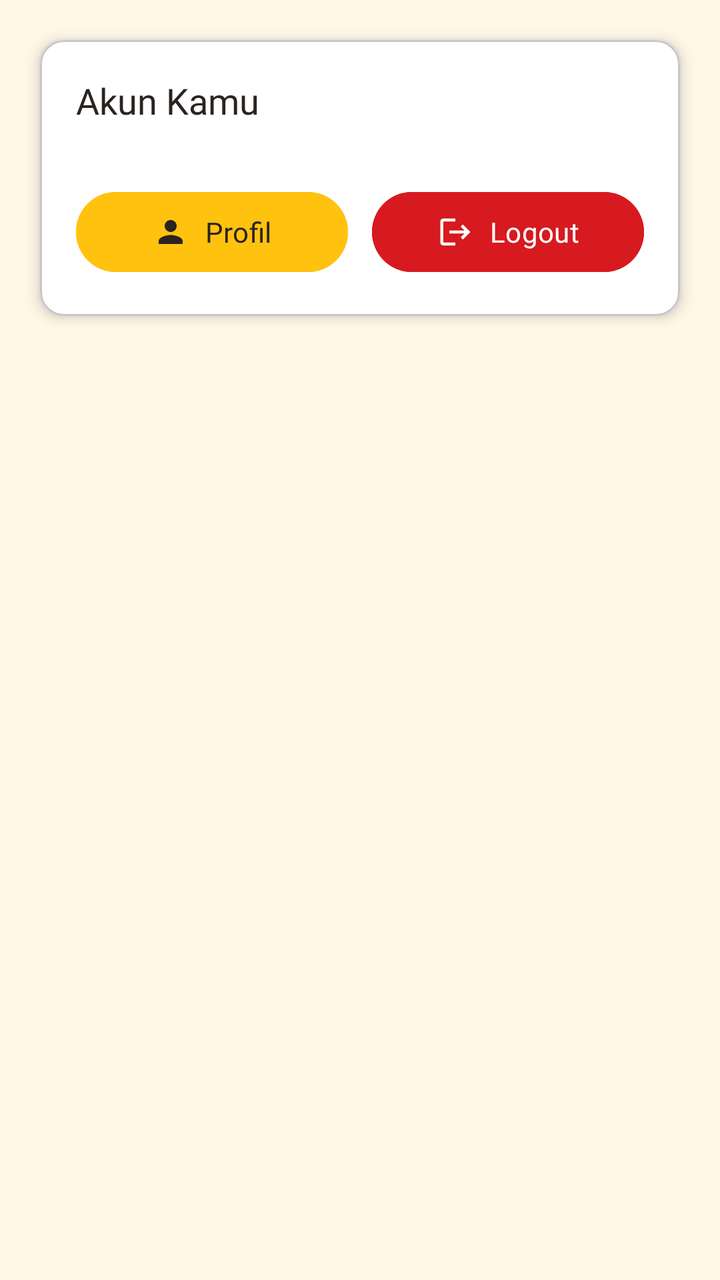
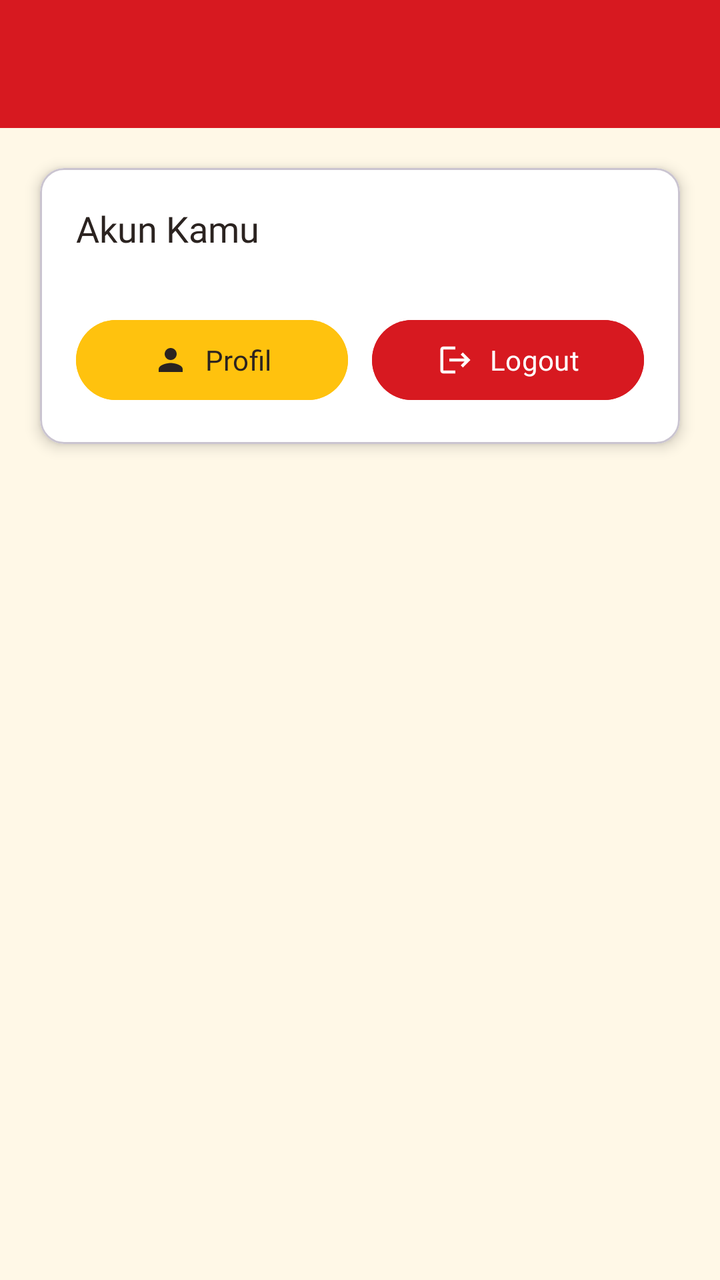

Before-and-after screenshots of an Android layout around one commit, followed by the original layout XML and the change that was made.
<!-- AndroidManifest.xml: application theme Theme.ADTNabati -->
<!-- res/layout/fragment_akun.xml -->
<?xml version="1.0" encoding="utf-8"?>
<androidx.constraintlayout.widget.ConstraintLayout xmlns:android="http://schemas.android.com/apk/res/android"
    xmlns:app="http://schemas.android.com/apk/res-auto"
    xmlns:tools="http://schemas.android.com/tools"
    android:layout_width="match_parent"
    android:layout_height="match_parent"
    android:background="@color/krem"
    tools:context=".Akun.AkunFragment">

    
    <com.google.android.material.card.MaterialCardView
        android:id="@+id/cardAkun"
        android:layout_width="0dp"
        android:layout_height="wrap_content"
        android:layout_marginTop="20dp"
        android:layout_marginStart="20dp"
        android:layout_marginEnd="20dp"
        app:layout_constraintTop_toTopOf="parent"
        app:layout_constraintStart_toStartOf="parent"
        app:layout_constraintEnd_toEndOf="parent"
        android:backgroundTint="@color/white"
        app:cardElevation="4dp">

        <androidx.constraintlayout.widget.ConstraintLayout
            android:layout_width="match_parent"
            android:layout_height="wrap_content"
            android:layout_margin="18dp">

            <TextView
                android:id="@+id/textAkunTitle"
                android:layout_width="0dp"
                android:layout_height="wrap_content"
                android:text="@string/akun_title"
                android:textSize="18sp"
                android:textColor="@color/tinta"
                android:fontFamily="@font/baloo2_extrabold"
                app:layout_constraintTop_toTopOf="parent"
                app:layout_constraintStart_toStartOf="parent"
                app:layout_constraintEnd_toEndOf="parent" />

            <TextView
                android:id="@+id/textAkunDesc"
                android:layout_width="0dp"
                android:layout_height="wrap_content"
                android:textSize="13sp"
                android:textColor="@color/abu_gelap"
                android:fontFamily="@font/jakarta_regular"
                app:layout_constraintTop_toBottomOf="@id/textAkunTitle"
                app:layout_constraintStart_toStartOf="parent"
                app:layout_constraintEnd_toEndOf="parent" />

            <Button
                android:id="@+id/btnProfil"
                android:layout_width="0dp"
                android:layout_height="wrap_content"
                android:layout_marginTop="12dp"
                android:layout_marginEnd="6dp"
                android:text="@string/btn_profil"
                android:textColor="@color/tinta"
                android:fontFamily="@font/jakarta_bold"
                android:backgroundTint="@color/kuning_nabati"
                app:icon="@drawable/ic_person"
                app:iconTint="@color/tinta"
                app:iconGravity="textStart"
                app:layout_constraintTop_toBottomOf="@id/textAkunDesc"
                app:layout_constraintStart_toStartOf="parent"
                app:layout_constraintEnd_toStartOf="@id/btnLogout" />

            <Button
                android:id="@+id/btnLogout"
                android:layout_width="0dp"
                android:layout_height="wrap_content"
                android:layout_marginStart="6dp"
                android:text="@string/btn_logout"
                android:textColor="@color/white"
                android:fontFamily="@font/jakarta_bold"
                android:backgroundTint="@color/merah_nabati"
                app:icon="@drawable/ic_logout"
                app:iconGravity="textStart"
                app:layout_constraintTop_toTopOf="@id/btnProfil"
                app:layout_constraintStart_toEndOf="@id/btnProfil"
                app:layout_constraintEnd_toEndOf="parent" />

        </androidx.constraintlayout.widget.ConstraintLayout>

    </com.google.android.material.card.MaterialCardView>
</androidx.constraintlayout.widget.ConstraintLayout>
<!-- resources referenced by this layout -->
<resources>
  <color name="abu_gelap">#364A5F</color>
  <color name="krem">#FFF8E7</color>
  <color name="kuning_nabati">#FFC20E</color>
  <color name="merah_nabati">#D71920</color>
  <color name="tinta">#2B2320</color>
  <color name="white">#FFFFFFFF</color>
  <!-- drawable ic_logout (drawable) -->
  <?xml version="1.0" encoding="utf-8"?>
  <vector xmlns:android="http://schemas.android.com/apk/res/android"
      android:width="24dp"
      android:height="24dp"
      android:viewportWidth="24"
      android:viewportHeight="24">
      <path
          android:fillColor="#FFFFFF"
          android:pathData="M17,7l-1.41,1.41L18.17,11H8v2h10.17l-2.58,2.58L17,17l5,-5zM4,5h8V3H4c-1.1,0 -2,0.9 -2,2v14c0,1.1 0.9,2 2,2h8v-2H4V5z" />
  </vector>
  <!-- drawable ic_person (drawable) -->
  <?xml version="1.0" encoding="utf-8"?>
  <vector xmlns:android="http://schemas.android.com/apk/res/android"
      android:width="24dp"
      android:height="24dp"
      android:viewportWidth="24"
      android:viewportHeight="24">
      <path
          android:fillColor="#FFFFFF"
          android:pathData="M12,12c2.21,0 4,-1.79 4,-4s-1.79,-4 -4,-4 -4,1.79 -4,4 1.79,4 4,4zM12,14c-2.67,0 -8,1.34 -8,4v2h16v-2c0,-2.66 -5.33,-4 -8,-4z" />
  </vector>
  <string name="akun_title">Akun Kamu</string>
  <string name="btn_logout">Logout</string>
  <string name="btn_profil">Profil</string>
  <style name="Theme.ADTNabati" parent="Base.Theme.ADTNabati" />
  <style name="Base.Theme.ADTNabati" parent="Theme.Material3.DayNight.NoActionBar">
          
          
          <item name="colorPrimary">@color/merah_nabati</item>
      </style>
</resources>

<!-- the commit's change to res/layout/fragment_akun.xml (unified diff, before → after) -->
@@ -8,6 +8,17 @@
     tools:context=".Akun.AkunFragment">
 
     
+    <androidx.appcompat.widget.Toolbar
+        android:id="@+id/toolbar"
+        android:layout_width="match_parent"
+        android:layout_height="?attr/actionBarSize"
+        android:background="?attr/colorPrimary"
+        app:titleTextColor="@android:color/white"
+        app:layout_constraintTop_toTopOf="parent"
+        app:layout_constraintStart_toStartOf="parent"
+        app:layout_constraintEnd_toEndOf="parent" />
+
+    
     <com.google.android.material.card.MaterialCardView
         android:id="@+id/cardAkun"
         android:layout_width="0dp"
@@ -15,7 +26,7 @@
         android:layout_marginTop="20dp"
         android:layout_marginStart="20dp"
         android:layout_marginEnd="20dp"
-        app:layout_constraintTop_toTopOf="parent"
+        app:layout_constraintTop_toBottomOf="@id/toolbar"
         app:layout_constraintStart_toStartOf="parent"
         app:layout_constraintEnd_toEndOf="parent"
         android:backgroundTint="@color/white"
